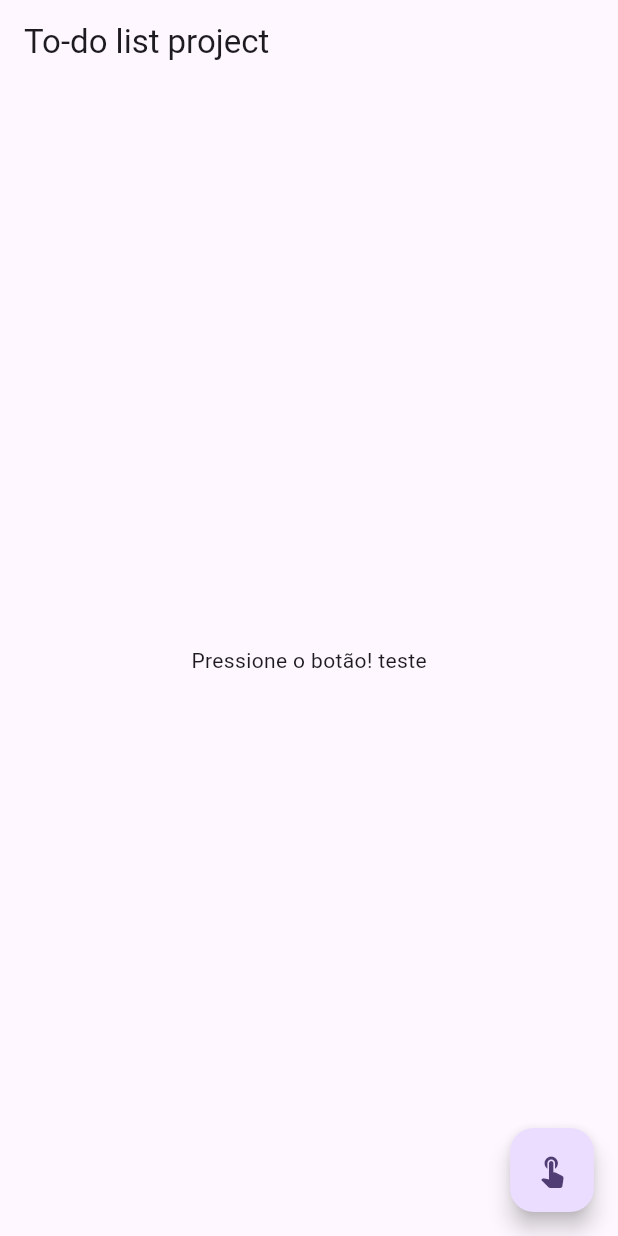
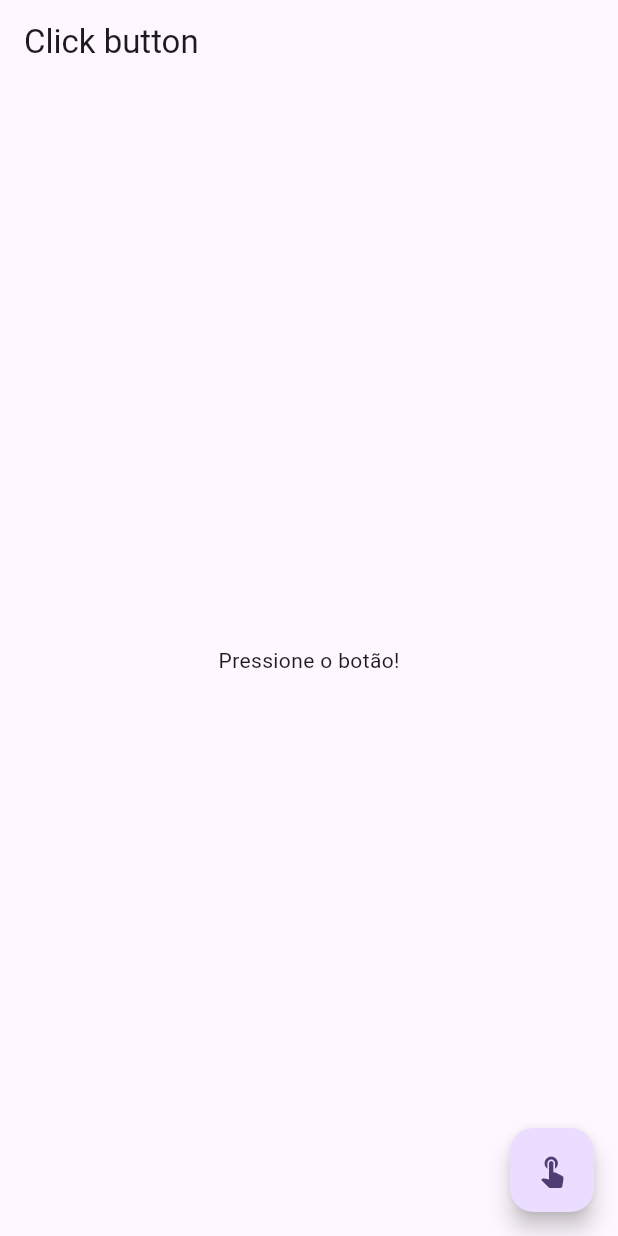
Before and after one commit to abraaobb/click_button_flutter, a Flutter app: the screen it shows after launch, on a phone screen of 412 x 824 dp. Run offline on Flutter 3.47's test engine with Material 3 defaults, Android fonts, the phone set to English and light mode, and no system bars.

Commit message:
ajust text

```diff
--- a/lib/main.dart
+++ b/lib/main.dart
@@ -28,9 +28,9 @@ class HomePage extends StatelessWidget {
   Widget build(BuildContext context) {
     return Scaffold(
       appBar: AppBar(
-        title: const Text('To-do list project'),
+        title: const Text('Click button'),
       ),
-      body: const Center(child: Text('Pressione o botão! teste')),
+      body: const Center(child: Text('Pressione o botão!')),
       floatingActionButton: FloatingActionButton(
         onPressed: () {
           ScaffoldMessenger.of(context).showSnackBar(
```
